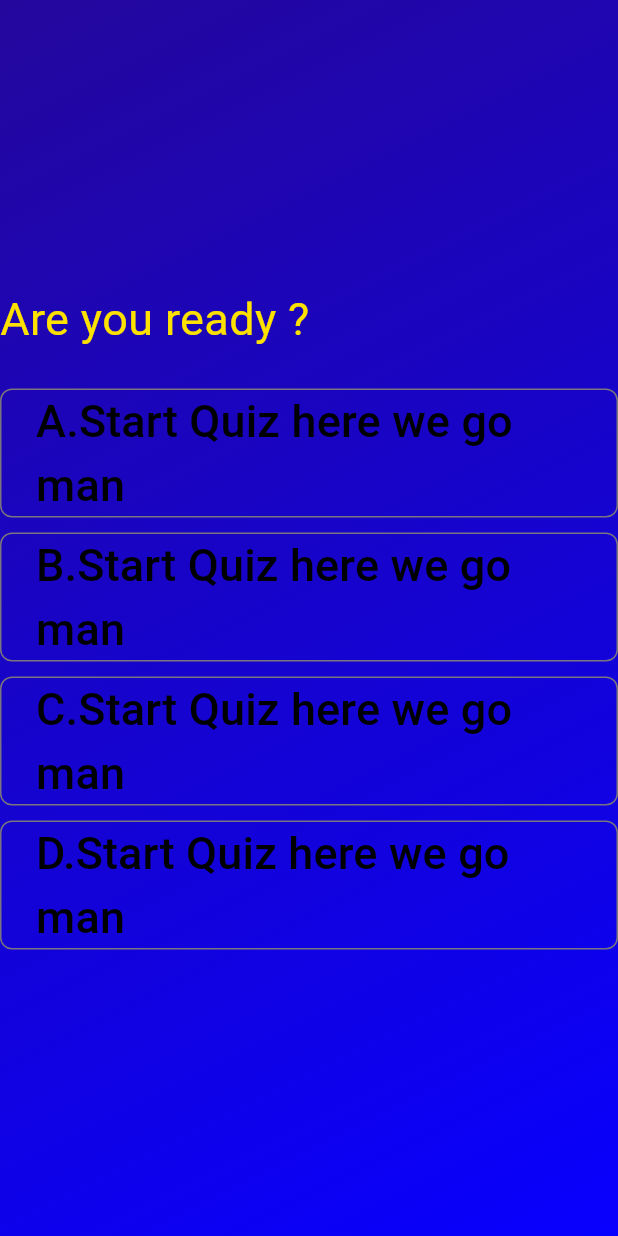
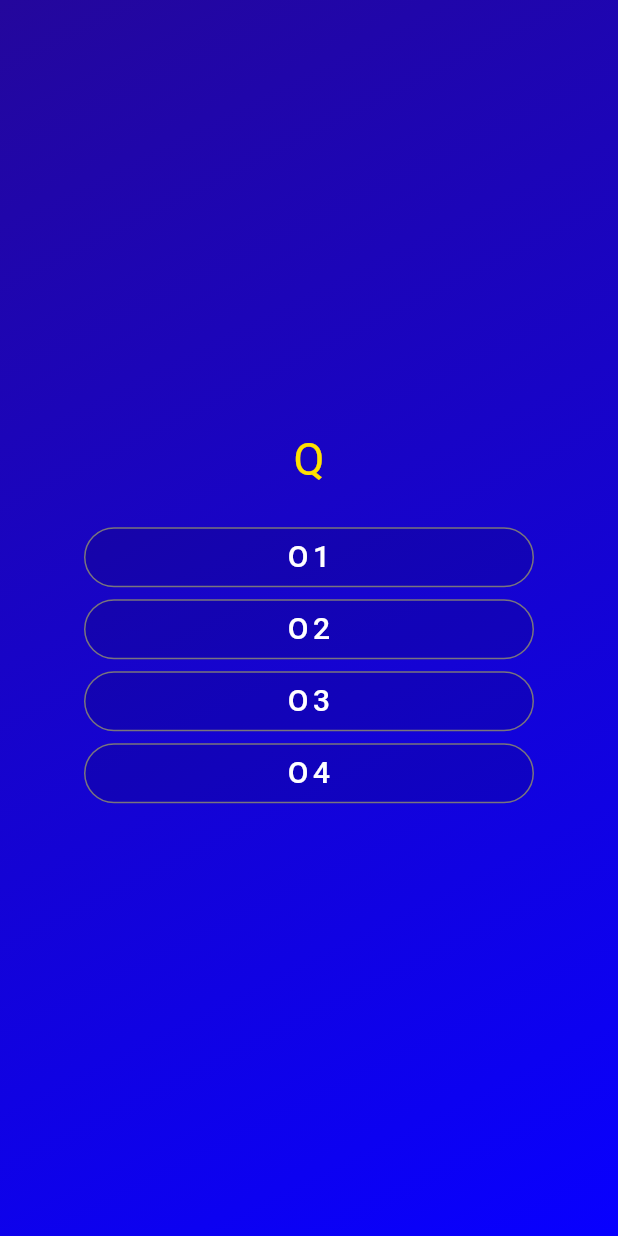
Before and after one commit to kumarvarun3834/Quizarea, a Flutter app: the screen it shows after launch, after a tap on "Start Quiz", on a phone screen of 412 x 824 dp. Run offline on Flutter 3.47's test engine with Material 3 defaults, Android fonts, the phone set to English and light mode, and no system bars.

Commit message:
options page frontend ready

```diff
--- a/lib/TextContainer.dart
+++ b/lib/TextContainer.dart
@@ -10,7 +10,8 @@ class TextContainer extends StatelessWidget {
     return  Text(text,
       style: TextStyle(
           color: colour,
-          fontSize: f
+          fontSize: f,
+        letterSpacing: 3,
       )
     );
   }}
--- /dev/null
+++ b/lib/opt_buttons.dart
@@ -0,0 +1,26 @@
+
+import 'package:flutter/material.dart';
+import 'package:quizarea/TextContainer.dart';
+
+class buttons_opt extends StatelessWidget {
+  buttons_opt(this.opt,{super.key});
+  final String opt;
+  @override
+  Widget build(BuildContext context) {
+    return OutlinedButton.icon(
+      onPressed: () {
+        print(opt);
+      },
+      style: OutlinedButton.styleFrom(
+        fixedSize: Size(300, 30),
+        backgroundColor: Colors.black12,
+        foregroundColor: Colors.white,
+        shape: RoundedRectangleBorder(
+          borderRadius: BorderRadius.circular(50),
+        ),
+      ),
+// icon: Icon(Icons.arrow_right_alt),
+      label: TextContainer(opt, Colors.white, 20)
+    );
+  }
+}
--- a/lib/quesations.dart
+++ b/lib/quesations.dart
@@ -1,86 +1,25 @@
 import 'package:flutter/material.dart';
 import 'package:quizarea/TextContainer.dart';
-import 'package:quizarea/ImageContainer.dart';
+import 'package:quizarea/opt_buttons.dart';
 
 class  Quesations extends StatelessWidget {
-  // final VoidCallback onPressed;
-  const Quesations({super.key});
-  // Widget next;
+  const Quesations(this.dataset,{super.key});
+  final List<String> dataset;
 
   @override
   Widget build(BuildContext context) {
-    // return Center(child: TextContainer("works", Colors.black, 50));
     return Column(
         mainAxisAlignment: MainAxisAlignment.center,
-        crossAxisAlignment: CrossAxisAlignment.start,
-        //   mainAxisSize: MainAxisSize.min,
+        crossAxisAlignment: CrossAxisAlignment.center,
         children: [
-          // ImageContainer("assets/images/quiz-logo.png",Color.fromARGB(
-          //     128, 255, 255, 255),350,300),
-          // const SizedBox(height: 50,),
-          TextContainer("Are you ready ?",Color.fromARGB(255, 255, 225, 0),30),
-          const SizedBox(height: 25),
-
-          OutlinedButton.icon(
-            onPressed: (){
-              print("pressed A");
-            },
-            style: OutlinedButton.styleFrom(
-              foregroundColor: Colors.black,
-              shape: RoundedRectangleBorder(
-                borderRadius: BorderRadius.circular(8),
-              ),
-            ),
-            // icon: Icon(Icons.arrow_right_alt),
-            label: TextContainer("A.Start Quiz here we go man", Colors.black, 30),
-          ),
-          SizedBox(height: 10,),
-
-          OutlinedButton.icon(
-            onPressed: (){
-              print("pressed B");
-            },
-            style: OutlinedButton.styleFrom(
-              foregroundColor: Colors.black,
-              shape: RoundedRectangleBorder(
-                borderRadius: BorderRadius.circular(8),
-              ),
-            ),
-            // icon: Icon(Icons.arrow_right_alt),
-            label: TextContainer("B.Start Quiz here we go man", Colors.black, 30),
-          ),
-          SizedBox(height: 10,),
-
-          OutlinedButton.icon(
-            onPressed: (){
-              print("pressed C");
-            },
-            style: OutlinedButton.styleFrom(
-              foregroundColor: Colors.black,
-              shape: RoundedRectangleBorder(
-                borderRadius: BorderRadius.circular(8),
-              ),
-            ),
-            // icon: Icon(Icons.arrow_right_alt),
-            label: TextContainer("C.Start Quiz here we go man", Colors.black, 30),
-          ),
-          SizedBox(height: 10,),
-
-          OutlinedButton.icon(
-            onPressed: (){
-              print("pressed D");
-            },
-            style: OutlinedButton.styleFrom(
-              foregroundColor: Colors.black,
-              shape: RoundedRectangleBorder(
-                borderRadius: BorderRadius.circular(8),
-              ),
-            ),
-            // icon: Icon(Icons.arrow_right_alt),
-            label: TextContainer("D.Start Quiz here we go man", Colors.black, 30),
-          )
-
-        ],
+          Center(child:
+          TextContainer(dataset[0], Color.fromARGB(255, 255, 225, 0), 30)),
+          const SizedBox(height: 20),
+          buttons_opt(dataset[1]),
+          buttons_opt(dataset[2]),
+          buttons_opt(dataset[3]),
+          buttons_opt(dataset[4]),
+        ]
     );
   }
 }
--- a/lib/quiz.dart
+++ b/lib/quiz.dart
@@ -35,7 +35,8 @@ class _Quiz extends State<MyHomePage> {
 
   void switchState() {
     setState(() {
-      currState = Quesations();
+      currState = Quesations(["Q","O1","O2","O3","O4","A"]);
+      // currState = Quesations();
     });
   }
 
```
